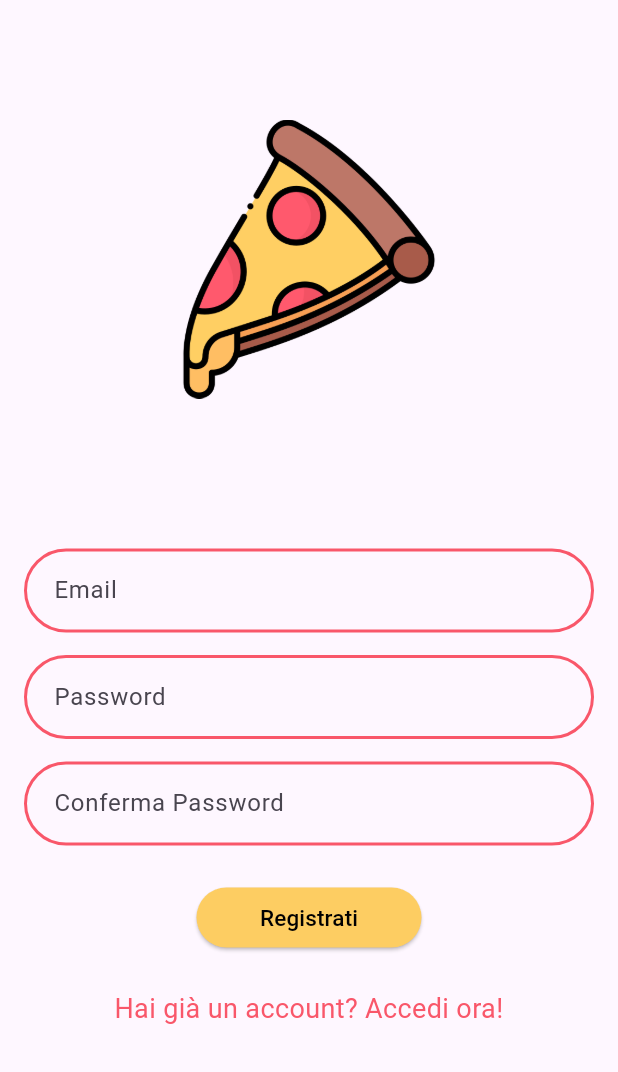
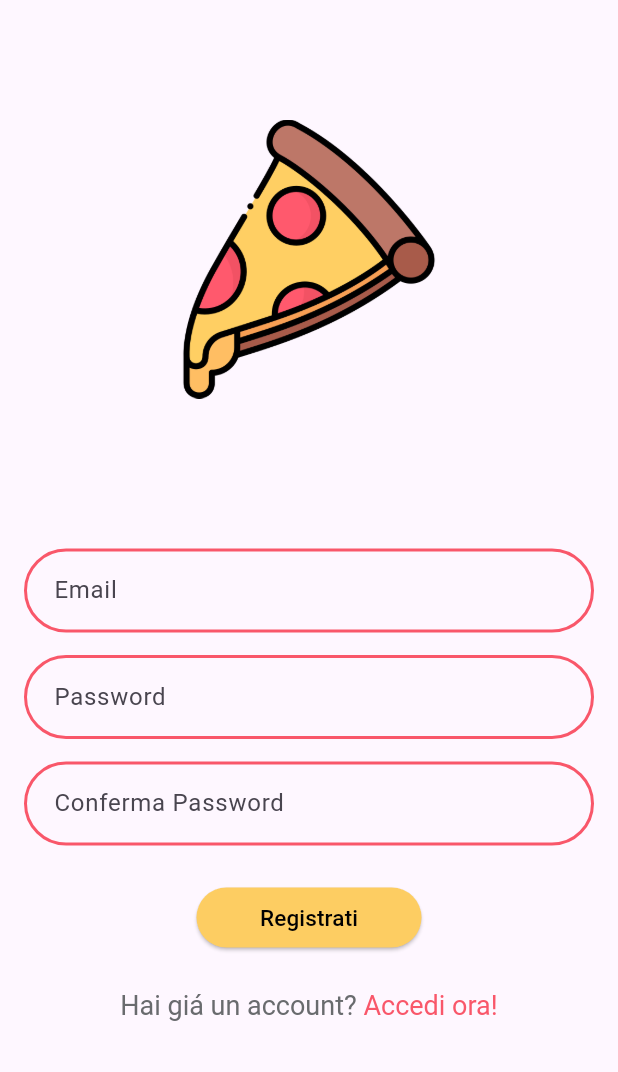
Before and after one commit to michele-vigliotta/HotSliceAppFlutter, a Flutter app: the RegisterPage screen opened by its route, on a phone screen of 412 x 824 dp, the part 164-1236 px from its top. Run offline on Flutter 3.47's test engine with Material 3 defaults, Android fonts, the phone set to English and light mode, and no system bars; our stand-ins replace cloud_firestore, firebase_auth, firebase_core, firebase_storage, fluttertoast, image_picker and 1 more; accounts and stored records are empty.

Commit message:
Fine controlli e grafica login/register

```diff
--- a/lib/register.dart
+++ b/lib/register.dart
@@ -105,7 +105,7 @@ class _RegisterPageState extends State<RegisterPage> {
               ),
               const SizedBox(height: 80.0),
               Image.asset(
-                'images/pizzalogin.png', // Assicurati di avere l'immagine nella cartella 'images'
+                'images/pizzalogin.png',
                 height: 186.0,
                 width: 234.0,
                 fit: BoxFit.contain,
@@ -255,12 +255,24 @@ class _RegisterPageState extends State<RegisterPage> {
                         Navigator.of(context).pushNamed(
                             '/login'); // Naviga alla pagina di registrazione
                       },
-                      child: const Text(
-                        'Hai già un account? Accedi ora!',
-                        textAlign: TextAlign.center,
-                        style: TextStyle(
-                          color: AppColors.primaryColor,
-                          fontSize: 18.0,
+                      child: RichText(
+                        text: const TextSpan(
+                          children: [
+                            TextSpan(
+                              text: 'Hai giá un account?',
+                              style: TextStyle(
+                                color: AppColors.myGrey,
+                                fontSize: 18,
+                              ),
+                            ),
+                            TextSpan(
+                              text: ' Accedi ora!',
+                              style: TextStyle(
+                                color: AppColors.primaryColor,
+                                fontSize: 18,
+                              ),
+                            ),
+                          ],
                         ),
                       ),
                     ),
```
Also changed, not shown: lib/login.dart (+48 -30 lines).
